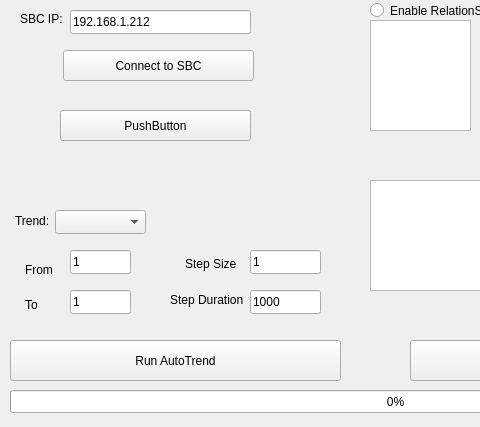
First picture: the form in autotrend.ui, repository MOBILionSystems/MIPS-app-MOBILion, before the edit; both pictures show x 0 to 480 and y 0 to 427 of the 801 by 427 pixel window.
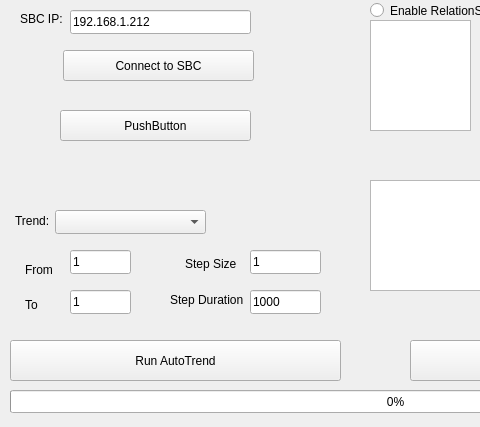
Second picture: the form after the edit.

```diff
--- a/autotrend.ui
+++ b/autotrend.ui
@@ -80,7 +80,7 @@
     <rect>
      <x>55</x>
      <y>210</y>
-     <width>91</width>
+     <width>151</width>
      <height>24</height>
     </rect>
    </property>
```
